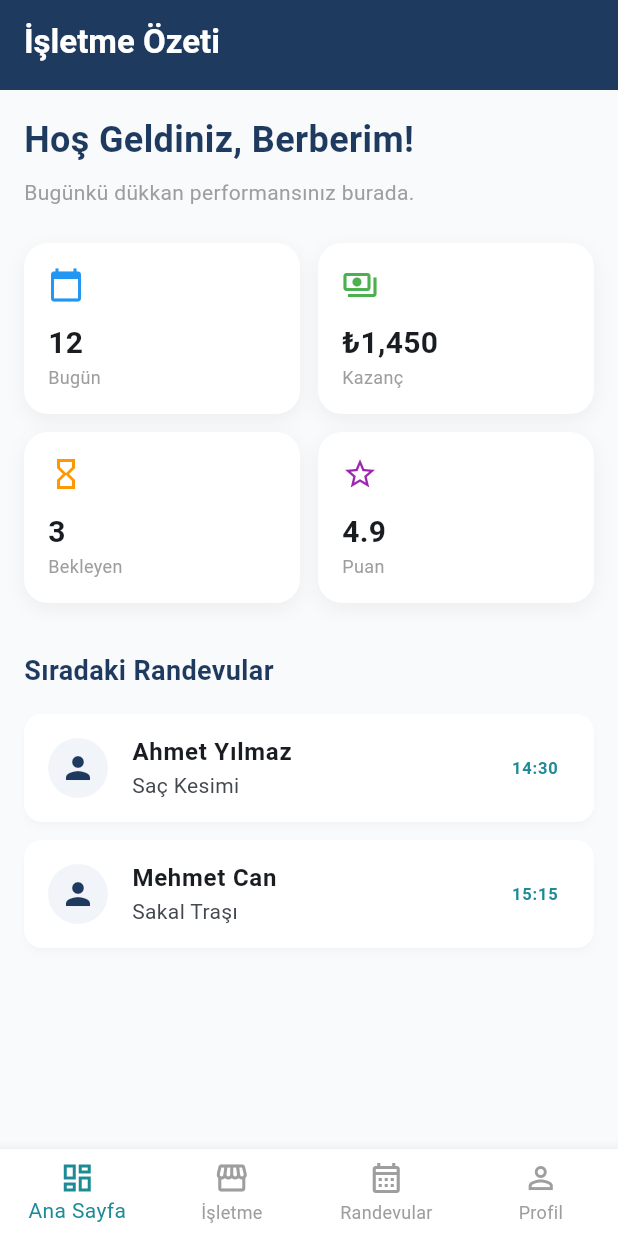
After one commit to mozdemir90/berberim, a Flutter app: the BarberMainNavigationScreen screen opened by its route, on a phone screen of 412 x 824 dp. The commit adds this screen. Run offline on Flutter 3.47's test engine with Material 3 defaults, Android fonts, the phone set to English and light mode, and no system bars; our stand-ins replace dio, flutter_riverpod, go_router, shared_preferences; accounts and stored records are empty; network calls fail.

Commit message:
feat: enhance barber panel with dashboard and fix web scrolling interactions

```diff
--- a/frontend/lib/core/routing/app_router.dart
+++ b/frontend/lib/core/routing/app_router.dart
@@ -3,7 +3,7 @@ import 'package:go_router/go_router.dart';
 import '../../features/auth/presentation/screens/login_screen.dart';
 import '../../features/auth/presentation/screens/register_screen.dart';
 import '../../features/shops/presentation/screens/customer_home_screen.dart';
-import '../../features/shops/presentation/screens/barber_dashboard_screen.dart';
+import '../../features/shops/presentation/screens/barber_main_screen.dart';
 import '../../features/shops/presentation/screens/shop_detail_screen.dart';
 import '../../features/home/presentation/screens/main_screen.dart';
 import 'package:shared_preferences/shared_preferences.dart';
@@ -33,7 +33,7 @@ final routerProvider = Provider<GoRouter>((ref) {
       ),
       GoRoute(
         path: '/barber',
-        builder: (context, state) => const BarberDashboardScreen(),
+        builder: (context, state) => const BarberMainNavigationScreen(),
       ),
       GoRoute(
         path: '/shop/:id',
--- a/frontend/lib/features/auth/domain/auth_repository.dart
+++ b/frontend/lib/features/auth/domain/auth_repository.dart
@@ -1,11 +1,10 @@
 import 'package:dio/dio.dart';
+import '../../../core/network/api_constants.dart';
 
 class AuthRepository {
   final Dio _dio;
 
-  // baseUrl, .env veya Config'den alınmalıdır.
-  // Android emülatörde host makineye erişmek için 10.0.2.2 kullanılmalıdır.
-  final String _baseUrl = 'http://10.0.2.2:8000/api/v1/auth';
+  final String _baseUrl = '${ApiConstants.baseUrl}/auth';
 
   AuthRepository(this._dio);
 
--- a/frontend/lib/features/shops/domain/shop_repository.dart
+++ b/frontend/lib/features/shops/domain/shop_repository.dart
@@ -1,9 +1,10 @@
 import 'package:dio/dio.dart';
 import 'package:shared_preferences/shared_preferences.dart';
+import '../../../core/network/api_constants.dart';
 
 class ShopRepository {
   final Dio _dio;
-  final String _baseUrl = 'http://10.0.2.2:8000/api/v1/shops';
+  final String _baseUrl = '${ApiConstants.baseUrl}/shops';
 
   ShopRepository(this._dio);
 
--- /dev/null
+++ b/frontend/lib/features/shops/presentation/screens/barber_home_screen.dart
@@ -0,0 +1,113 @@
+import 'package:flutter/material.dart';
+import 'package:flutter_riverpod/flutter_riverpod.dart';
+import '../providers/shop_provider.dart';
+
+class BarberHomeScreen extends ConsumerWidget {
+  const BarberHomeScreen({super.key});
+
+  @override
+  Widget build(BuildContext context, WidgetRef ref) {
+    final myShopAsync = ref.watch(myShopProvider);
+
+    return Scaffold(
+      backgroundColor: const Color(0xFFF8FAFC),
+      body: CustomScrollView(
+        slivers: [
+          SliverAppBar(
+            pinned: true,
+            expandedHeight: 60,
+            backgroundColor: const Color(0xFF1E3A5F),
+            title: const Text(
+              'İşletme Özeti',
+              style: TextStyle(color: Colors.white, fontWeight: FontWeight.bold),
+            ),
+          ),
+          SliverToBoxAdapter(
+            child: Padding(
+              padding: const EdgeInsets.all(16.0),
+              child: Column(
+                crossAxisAlignment: CrossAxisAlignment.start,
+                children: [
+                  const Text(
+                    'Hoş Geldiniz, Berberim!',
+                    style: TextStyle(fontSize: 24, fontWeight: FontWeight.bold, color: Color(0xFF1E3A5F)),
+                  ),
+                  const SizedBox(height: 8),
+                  const Text('Bugünkü dükkan performansınız burada.', style: TextStyle(color: Colors.grey)),
+                  const SizedBox(height: 24),
+
+                  // Stats Cards
+                  Row(
+                    children: [
+                      _buildStatCard('Bugün', '12', Icons.calendar_today, Colors.blue),
+                      const SizedBox(width: 12),
+                      _buildStatCard('Kazanç', '₺1,450', Icons.payments_outlined, Colors.green),
+                    ],
+                  ),
+                  const SizedBox(height: 12),
+                  Row(
+                    children: [
+                      _buildStatCard('Bekleyen', '3', Icons.hourglass_empty, Colors.orange),
+                      const SizedBox(width: 12),
+                      _buildStatCard('Puan', '4.9', Icons.star_border, Colors.purple),
+                    ],
+                  ),
+
+                  const SizedBox(height: 32),
+                  const Text(
+                    'Sıradaki Randevular',
+                    style: TextStyle(fontSize: 18, fontWeight: FontWeight.bold, color: Color(0xFF1E3A5F)),
+                  ),
+                  const SizedBox(height: 16),
+
+                  _buildNextAppointment('Ahmet Yılmaz', '14:30', 'Saç Kesimi'),
+                  _buildNextAppointment('Mehmet Can', '15:15', 'Sakal Traşı'),
+                ],
+              ),
+            ),
+          ),
+        ],
+      ),
+    );
+  }
+
+  Widget _buildStatCard(String title, String value, IconData icon, Color color) {
+    return Expanded(
+      child: Container(
+        padding: const EdgeInsets.all(16),
+        decoration: BoxDecoration(
+          color: Colors.white,
+          borderRadius: BorderRadius.circular(16),
+          boxShadow: [
+            BoxShadow(color: Colors.black.withOpacity(0.05), blurRadius: 10, offset: const Offset(0, 4)),
+          ],
+        ),
+        child: Column(
+          crossAxisAlignment: CrossAxisAlignment.start,
+          children: [
+            Icon(icon, color: color, size: 24),
+            const SizedBox(height: 12),
+            Text(value, style: const TextStyle(fontSize: 20, fontWeight: FontWeight.bold)),
+            Text(title, style: const TextStyle(color: Colors.grey, fontSize: 12)),
+          ],
+        ),
+      ),
+    );
+  }
+
+  Widget _buildNextAppointment(String name, String time, String service) {
+    return Card(
+      margin: const EdgeInsets.only(bottom: 12),
+      shape: RoundedRectangleBorder(borderRadius: BorderRadius.circular(12)),
+      child: ListTile(
+        leading: const CircleAvatar(
+          backgroundColor: Color(0xFFF1F5F9),
+          child: Icon(Icons.person, color: Color(0xFF1E3A5F)),
+        ),
+        title: Text(name, style: const TextStyle(fontWeight: FontWeight.bold)),
+        subtitle: Text(service),
+        trailing: Text(time, style: const TextStyle(color: Color(0xFF1D8B96), fontWeight: FontWeight.bold)),
+      ),
+    );
+  }
+}
--- /dev/null
+++ b/frontend/lib/features/shops/presentation/screens/barber_main_screen.dart
@@ -0,0 +1,52 @@
+import 'package:flutter/material.dart';
+import 'barber_home_screen.dart';
+import 'barber_dashboard_screen.dart';
+import '../../../profile/presentation/screens/profile_screen.dart';
+import '../../../appointments/presentation/screens/appointments_screen.dart';
+
+class BarberMainNavigationScreen extends StatefulWidget {
+  const BarberMainNavigationScreen({super.key});
+
+  @override
+  State<BarberMainNavigationScreen> createState() => _BarberMainNavigationScreenState();
+}
+
+class _BarberMainNavigationScreenState extends State<BarberMainNavigationScreen> {
+  int _selectedIndex = 0;
+
+  final List<Widget> _screens = [
+    const BarberHomeScreen(),
+    const BarberDashboardScreen(),
+    const AppointmentsScreen(), // Randevular ekranı hem müşteri hem berber için uyarlanabilir.
+    const ProfileScreen(),
+  ];
+
+  @override
+  Widget build(BuildContext context) {
+    return Scaffold(
+      body: Center(
+        child: ConstrainedBox(
+          constraints: const BoxConstraints(maxWidth: 800),
+          child: _screens[_selectedIndex],
+        ),
+      ),
+      bottomNavigationBar: BottomNavigationBar(
+        currentIndex: _selectedIndex,
+        onTap: (index) {
+          setState(() {
+            _selectedIndex = index;
+          });
+        },
+        type: BottomNavigationBarType.fixed,
+        selectedItemColor: const Color(0xFF1D8B96),
+        unselectedItemColor: Colors.grey,
+        items: const [
+          BottomNavigationBarItem(icon: Icon(Icons.dashboard_outlined), label: 'Ana Sayfa'),
+          BottomNavigationBarItem(icon: Icon(Icons.storefront_outlined), label: 'İşletme'),
+          BottomNavigationBarItem(icon: Icon(Icons.calendar_month_outlined), label: 'Randevular'),
+          BottomNavigationBarItem(icon: Icon(Icons.person_outline), label: 'Profil'),
+        ],
+      ),
+    );
+  }
+}
--- a/frontend/lib/main.dart
+++ b/frontend/lib/main.dart
@@ -1,18 +1,25 @@
+import 'dart:ui';
 import 'package:flutter/material.dart';
 import 'package:flutter_riverpod/flutter_riverpod.dart';
 import 'package:flutter_localizations/flutter_localizations.dart';
+import 'core/theme/app_theme.dart';
 import 'core/routing/app_router.dart';
 
 void main() async {
   WidgetsFlutterBinding.ensureInitialized();
-
-  // Isar database ve EasyLocalization başlatmaları burada yapılacak.
-
   runApp(
     const ProviderScope(
       child: BerberApp(),
     ),
   );
+}
+
+class MyCustomScrollBehavior extends MaterialScrollBehavior {
+  @override
+  Set<PointerDeviceKind> get dragDevices => {
+        PointerDeviceKind.touch,
+        PointerDeviceKind.mouse,
+      };
 }
 
 class BerberApp extends ConsumerWidget {
@@ -25,6 +32,7 @@ class BerberApp extends ConsumerWidget {
     return MaterialApp.router(
       title: 'Berber & Müşteri Ağı',
       debugShowCheckedModeBanner: false,
+      scrollBehavior: MyCustomScrollBehavior(),
       locale: const Locale('tr', 'TR'),
       supportedLocales: const [
         Locale('tr', 'TR'),
@@ -35,32 +43,7 @@ class BerberApp extends ConsumerWidget {
         GlobalWidgetsLocalizations.delegate,
         GlobalCupertinoLocalizations.delegate,
       ],
-      theme: ThemeData(
-        colorScheme: ColorScheme.fromSeed(
-          seedColor: const Color(0xFF1E3A5F), // Koyu Mavi (Primary)
-          primary: const Color(0xFF1E3A5F),
-          secondary: const Color(0xFF1D8B96), // Turkuaz/Teal (Secondary)
-          surface: Colors.grey[50],
-        ),
-        scaffoldBackgroundColor: Colors.grey[50],
-        appBarTheme: const AppBarTheme(
-          backgroundColor: Color(0xFF1E3A5F),
-          foregroundColor: Colors.white,
-          elevation: 0,
-          centerTitle: true,
-        ),
-        elevatedButtonTheme: ElevatedButtonThemeData(
-          style: ElevatedButton.styleFrom(
-            backgroundColor: const Color(0xFF1D8B96),
-            foregroundColor: Colors.white,
-            shape: RoundedRectangleBorder(
-              borderRadius: BorderRadius.circular(8),
-            ),
-            padding: const EdgeInsets.symmetric(horizontal: 24, vertical: 12),
-          ),
-        ),
-        useMaterial3: true,
-      ),
+      theme: AppTheme.lightTheme,
       routerConfig: goRouter,
     );
   }
```
Also changed, not shown: frontend/lib/core/network/api_constants.dart (added, +19 -0 lines), frontend/lib/core/theme/app_theme.dart (added, +67 -0 lines), frontend/lib/features/appointments/presentation/screens/appointments_screen.dart (+7 -10 lines), frontend/lib/features/home/presentation/screens/home_dashboard_screen.dart (+6 -12 lines), frontend/lib/features/home/presentation/screens/main_screen.dart (+6 -1 lines), frontend/lib/features/profile/presentation/screens/profile_screen.dart (+17 -19 lines), frontend/lib/features/shops/presentation/screens/barber_dashboard_screen.dart (+7 -10 lines), frontend/lib/features/shops/presentation/screens/customer_home_screen.dart (+80 -37 lines).
